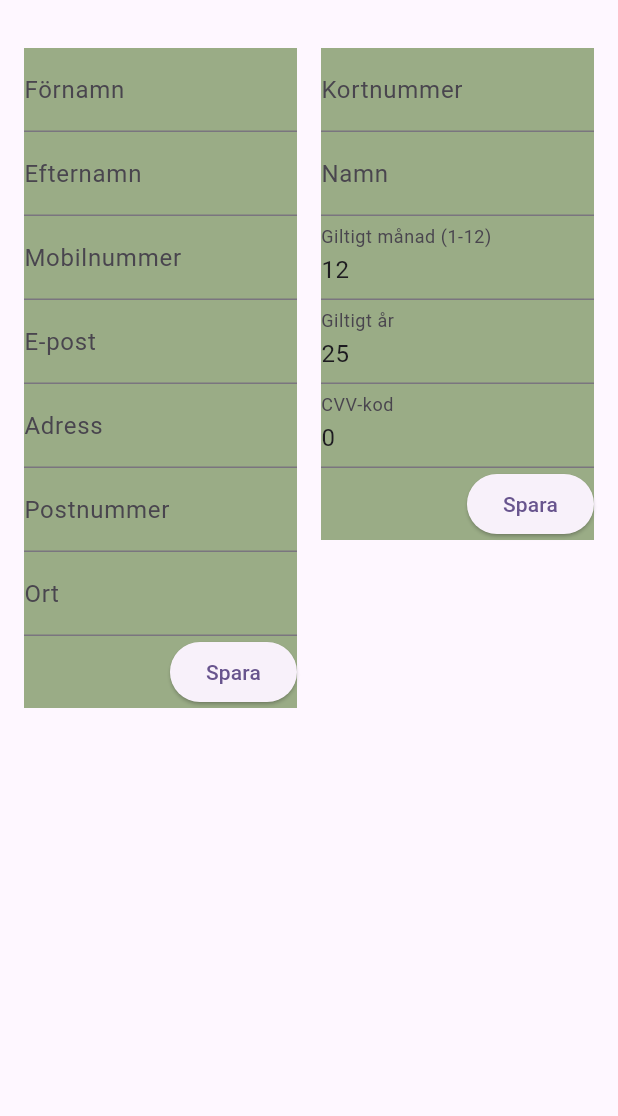
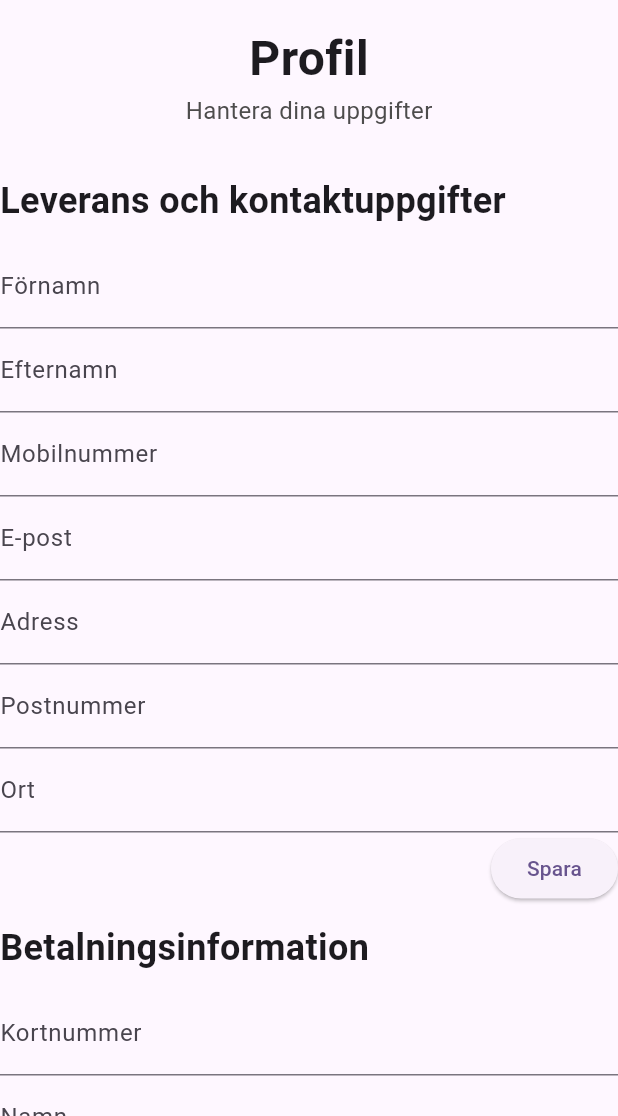
Before and after one commit to ViktorErik/iMat, a Flutter app: the AccountView screen opened directly, on a phone screen of 412 x 824 dp, the part 120-1236 px from its top. Run offline on Flutter 3.47's test engine with Material 3 defaults, Android fonts, the phone set to English and light mode, and no system bars; network calls fail.

Commit message:
Uppdaterad användare

```diff
--- a/lib/pages/account_view.dart
+++ b/lib/pages/account_view.dart
@@ -12,25 +12,26 @@ class AccountView extends StatelessWidget {
   const AccountView({super.key});
 
 
-  @override
+@override
   Widget build(BuildContext context) {
-    final TextEditingController controller;
     return Scaffold(
-      body: Column(
+      body: SingleChildScrollView(
+        child: Column(
         children: [
           _header(context),
           Padding(
           padding: const EdgeInsets.all(AppTheme.paddingMedium),
           child: Column(
             children: [
-
+              Text(style: AppTheme.textTheme.headlineLarge, "Profil"),
+              Text(style: TextStyle(fontSize: 16, color: Color.fromARGB(255, 77, 76, 76)), "Hantera dina uppgifter"),
+              ]),),
               SizedBox(height: AppTheme.paddingMedium),
-              _customerDetails(),
+              _customerDetails()
             ],
           ),
-        ),],
-      ),
-    );
+        ),
+      );
   }
 
   Widget _header(BuildContext context) {
@@ -120,22 +121,18 @@ class AccountView extends StatelessWidget {
   }
 
   Widget _customerDetails() {
-    return Row(
-      crossAxisAlignment: CrossAxisAlignment.start,
+    return
+      Column(
+        crossAxisAlignment: CrossAxisAlignment.start,
       children: [
-        Expanded(
-          child: Container(
-            color: Color.fromARGB(255, 154, 172, 134),
-            child: CustomerDetails(),
-          ),
-        ),
-        SizedBox(width: 16),
-        Expanded(
-          child: Container(
-            color: Color.fromARGB(255, 154, 172, 134),
-            child: CardDetails(),
-          ),
-        ),
+            Text(style:AppTheme.textTheme.headlineMedium, "Leverans och kontaktuppgifter"),
+            SizedBox(height: AppTheme.paddingMediumSmall),
+            CustomerDetails(),
+            SizedBox(height: AppTheme.paddingMediumSmall),
+            Text(style:AppTheme.textTheme.headlineMedium, "Betalningsinformation"),
+            SizedBox(height: AppTheme.paddingMediumSmall),
+            CardDetails(),
+            SizedBox(height: 40)
       ],
     );
   }
```
